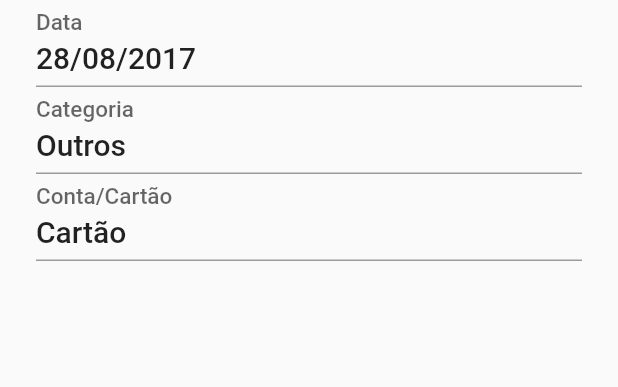
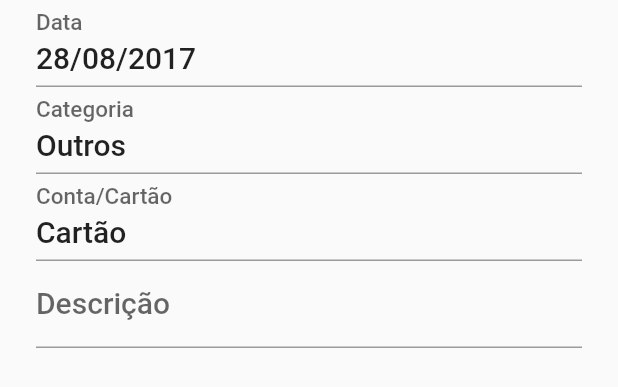
Before and after one commit to rafaelcb21/controlle_assets, a Flutter app: the Formulario widget shown alone on an empty page, opened directly, on a phone screen of 412 x 824 dp. Shown: the top 387 px of the screen. Run offline on Flutter 3.47's test engine with Material 2 defaults, Android fonts, the phone set to English and light mode, and no system bars.

Commit message:
version 0.0.35

```diff
--- a/lib/conta/conta.dart
+++ b/lib/conta/conta.dart
@@ -645,6 +645,15 @@ class FormularioState extends State<Formulario> {
               )
             ],
           ),
+
+          new TextField(
+            maxLines: 1,
+            decoration: const InputDecoration(
+              labelText: "Descrição",
+              isDense: true,
+            ),
+            style: Theme.of(context).textTheme.title,
+          )
         ]
       )
     );
```
